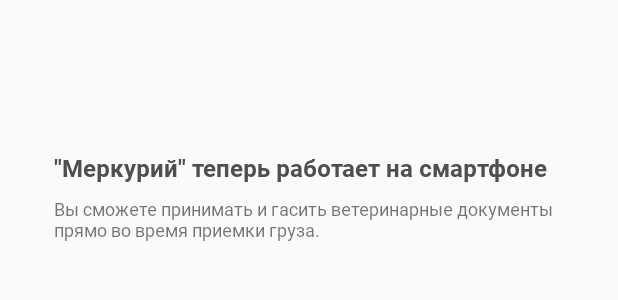
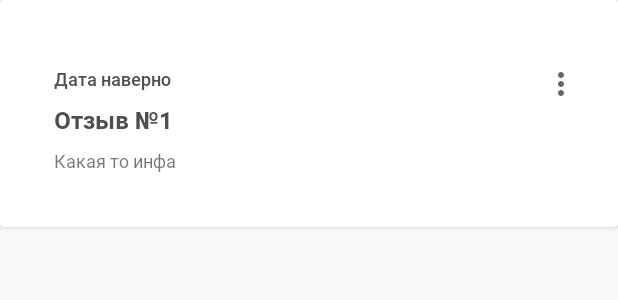
Before and after one commit to Viliars/SberCode, an Android app: the layout review_item.xml on its own in the app's theme, with its tools: preview values and no code run, on a phone screen of 412 x 824 dp. Shown: the top 300 px of the screen. Run offline under Robolectric (Android 15) with nearby library versions, the phone set to English and light mode, and no system bars.

Commit message:
android: add ability to mark wrong class

```diff
--- a/Code/android/app/src/main/java/com/devian/sbercode/mobile/MainActivity.kt
+++ b/Code/android/app/src/main/java/com/devian/sbercode/mobile/MainActivity.kt
@@ -3,6 +3,7 @@ package com.devian.sbercode.mobile
 import android.content.Context
 import android.content.Intent
 import android.os.Bundle
+import android.view.MenuItem
 import androidx.appcompat.app.AppCompatActivity
 import androidx.fragment.app.Fragment
 import com.devian.sbercode.mobile.ui.dashboard.DashboardFragment
--- a/Code/android/app/src/main/java/com/devian/sbercode/mobile/SplashActivity.kt
+++ b/Code/android/app/src/main/java/com/devian/sbercode/mobile/SplashActivity.kt
@@ -22,7 +22,3 @@ class SplashActivity : AppCompatActivity() {
         }
     }
 }
-
-interface AuthListener {
-    fun onAuthSuccess()
-}
--- a/Code/android/app/src/main/java/com/devian/sbercode/mobile/domain/model/ReviewClass.kt
+++ b/Code/android/app/src/main/java/com/devian/sbercode/mobile/domain/model/ReviewClass.kt
@@ -4,8 +4,8 @@ import com.devian.sbercode.mobile.network.model.ApiReview
 import com.google.gson.annotations.SerializedName
 
 class ReviewClassEntity(
-    val id: String,
-    val name: String
+    val id: String = "",
+    val name: String = ""
 )
 
 class ReviewWrongClassEntity(
--- a/Code/android/app/src/main/java/com/devian/sbercode/mobile/network/ServiceApiMock.kt
+++ b/Code/android/app/src/main/java/com/devian/sbercode/mobile/network/ServiceApiMock.kt
@@ -55,15 +55,15 @@ class ServiceApiMock : ServiceApi {
 
     private val apiClasses = listOf(
         ApiClass(
-            id = "1",
+            id = "1000",
             name = "Хлебный отдел"
         ),
         ApiClass(
-            id = "2",
+            id = "1001",
             name = "Молочный отдел"
         ),
         ApiClass(
-            id = "3",
+            id = "1002",
             name = "Мясной отдел"
         )
     )
--- a/Code/android/app/src/main/java/com/devian/sbercode/mobile/repository/local/SettingsPreferences.kt
+++ b/Code/android/app/src/main/java/com/devian/sbercode/mobile/repository/local/SettingsPreferences.kt
@@ -2,8 +2,8 @@ package com.devian.sbercode.mobile.repository.local
 
 import com.devian.sbercode.mobile.content.prefs.Preferences
 import com.devian.sbercode.mobile.domain.model.ReviewClassEntity
-import com.devian.sbercode.mobile.extensions.listFromJson
 import com.google.gson.Gson
+import com.google.gson.reflect.TypeToken
 import javax.inject.Inject
 
 class SettingsPreferences  @Inject constructor(
@@ -15,7 +15,7 @@ class SettingsPreferences  @Inject constructor(
         set(value) = preferences.putString(AUTH_TOKEN, value)
 
     override var reviewClasses: List<ReviewClassEntity>
-        get() = gson.listFromJson(preferences.getString(REVIEW_CLASSES), gson)
+        get() = gson.fromJson<List<ReviewClassEntity>>(preferences.getString(REVIEW_CLASSES), object : TypeToken<List<ReviewClassEntity>>() {}.type)
         set(value) = preferences.putString(REVIEW_CLASSES, gson.toJson(value))
 
     companion object {
--- a/Code/android/app/src/main/java/com/devian/sbercode/mobile/ui/auth/AuthActivity.kt
+++ b/Code/android/app/src/main/java/com/devian/sbercode/mobile/ui/auth/AuthActivity.kt
@@ -4,7 +4,6 @@ import android.content.Context
 import android.content.Intent
 import android.os.Bundle
 import androidx.appcompat.app.AppCompatActivity
-import com.devian.sbercode.mobile.AuthListener
 import com.devian.sbercode.mobile.MainActivity
 import com.devian.sbercode.mobile.R
 
@@ -12,7 +11,6 @@ class AuthActivity : AppCompatActivity(), AuthListener {
 
     override fun onCreate(savedInstanceState: Bundle?) {
         super.onCreate(savedInstanceState)
-
         setContentView(R.layout.activity_auth)
 
         supportFragmentManager.beginTransaction().add(R.id.container, AuthFragment()).commit()
@@ -29,3 +27,7 @@ class AuthActivity : AppCompatActivity(), AuthListener {
         }
     }
 }
+
+interface AuthListener {
+    fun onAuthSuccess()
+}
--- a/Code/android/app/src/main/java/com/devian/sbercode/mobile/ui/auth/AuthFragment.kt
+++ b/Code/android/app/src/main/java/com/devian/sbercode/mobile/ui/auth/AuthFragment.kt
@@ -6,7 +6,6 @@ import android.view.View
 import android.view.ViewGroup
 import android.widget.Toast
 import androidx.databinding.DataBindingUtil
-import com.devian.sbercode.mobile.AuthListener
 import com.devian.sbercode.mobile.R
 import com.devian.sbercode.mobile.databinding.FragmentAuthBinding
 import com.devian.sbercode.mobile.extensions.addOnPropertyChanged
--- a/Code/android/app/src/main/res/layout/review_item.xml
+++ b/Code/android/app/src/main/res/layout/review_item.xml
@@ -1,8 +1,10 @@
 <?xml version="1.0" encoding="utf-8"?>
-<androidx.constraintlayout.widget.ConstraintLayout xmlns:android="http://schemas.android.com/apk/res/android"
+<androidx.cardview.widget.CardView
+    xmlns:android="http://schemas.android.com/apk/res/android"
     xmlns:app="http://schemas.android.com/apk/res-auto"
     android:layout_width="match_parent"
     android:layout_height="wrap_content"
+    android:id="@+id/cardView"
     android:clickable="true"
     android:focusable="true">
 
@@ -10,9 +12,9 @@
         android:layout_width="match_parent"
         android:layout_height="wrap_content"
         android:layout_marginStart="@dimen/dimen32"
-        android:layout_marginTop="64dp"
+        android:layout_marginTop="32dp"
         android:layout_marginEnd="@dimen/dimen16"
-        android:layout_marginBottom="64dp"
+        android:layout_marginBottom="32dp"
         app:layout_constraintBottom_toBottomOf="parent"
         app:layout_constraintEnd_toEndOf="parent"
         app:layout_constraintStart_toStartOf="parent"
@@ -23,14 +25,16 @@
             android:layout_width="0dp"
             android:layout_height="wrap_content"
             android:layout_marginTop="8dp"
+            android:layout_marginEnd="8dp"
             android:fontFamily="@font/roboto_medium"
             android:paddingStart="@dimen/news_content_padding"
             android:paddingTop="@dimen/news_content_padding"
             android:paddingEnd="@dimen/news_content_padding"
             android:paddingBottom="@dimen/news_content_padding"
+            android:text="Дата наверно"
             android:textColor="@color/grey"
             android:textSize="@dimen/small_text_size"
-            app:layout_constraintEnd_toEndOf="parent"
+            app:layout_constraintEnd_toStartOf="@+id/menuButton"
             app:layout_constraintHorizontal_bias="0.0"
             app:layout_constraintStart_toStartOf="parent"
             app:layout_constraintTop_toTopOf="parent" />
@@ -44,10 +48,10 @@
             android:paddingTop="@dimen/news_content_padding"
             android:paddingEnd="@dimen/news_content_padding"
             android:paddingBottom="@dimen/news_content_padding"
-            android:text='"Меркурий" теперь работает на смартфоне'
+            android:text="Отзыв №1"
             android:textColor="@color/grey"
             android:textSize="@dimen/medium_text_size"
-            app:layout_constraintEnd_toEndOf="parent"
+            app:layout_constraintEnd_toEndOf="@+id/tvDate"
             app:layout_constraintStart_toStartOf="parent"
             app:layout_constraintTop_toBottomOf="@+id/tvDate" />
 
@@ -60,13 +64,22 @@
             android:paddingTop="@dimen/news_content_padding"
             android:paddingEnd="@dimen/news_content_padding"
             android:paddingBottom="@dimen/news_content_padding"
-            android:text="Вы сможете принимать и гасить ветеринарные документы прямо во время приемки груза."
+            android:text="Какая то инфа"
             android:textSize="@dimen/small_text_size"
-            app:layout_constraintEnd_toEndOf="parent"
+            app:layout_constraintEnd_toEndOf="@+id/tvTitle"
             app:layout_constraintHorizontal_bias="0.0"
             app:layout_constraintStart_toStartOf="parent"
             app:layout_constraintTop_toBottomOf="@+id/tvTitle" />
 
+        <ImageButton
+            android:id="@+id/menuButton"
+            style="?android:attr/actionOverflowButtonStyle"
+            android:layout_width="wrap_content"
+            android:layout_height="wrap_content"
+            android:onClick="openContextMenu"
+            app:layout_constraintEnd_toEndOf="parent"
+            app:layout_constraintTop_toTopOf="parent" />
+
     </androidx.constraintlayout.widget.ConstraintLayout>
 
-</androidx.constraintlayout.widget.ConstraintLayout>
+</androidx.cardview.widget.CardView>
```
Also changed, not shown: Code/android/app/src/main/java/com/devian/sbercode/mobile/domain/model/Review.kt (+6 -6 lines), Code/android/app/src/main/java/com/devian/sbercode/mobile/extensions/Gson.kt (deleted, +0 -10 lines), Code/android/app/src/main/java/com/devian/sbercode/mobile/ui/reviews/ReviewListAdapter.kt (+27 -4 lines), Code/android/app/src/main/java/com/devian/sbercode/mobile/ui/reviews/ReviewsFragment.kt (+51 -4 lines), Code/android/app/src/main/java/com/devian/sbercode/mobile/ui/reviews/ReviewsViewModel.kt (+23 -0 lines), Code/android/app/src/main/res/drawable/ic_baseline_more_vert_24.xml (added, +10 -0 lines).
